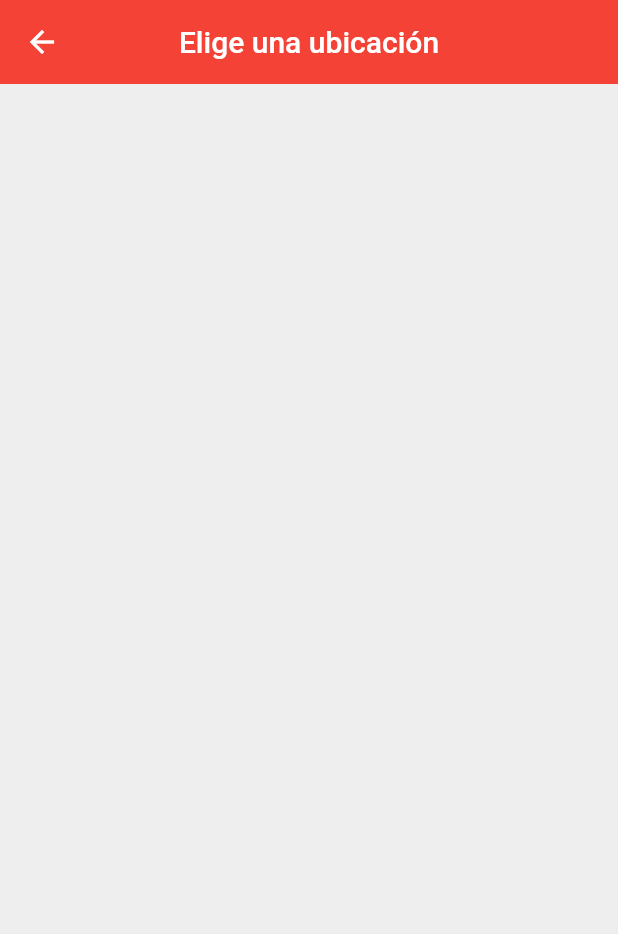
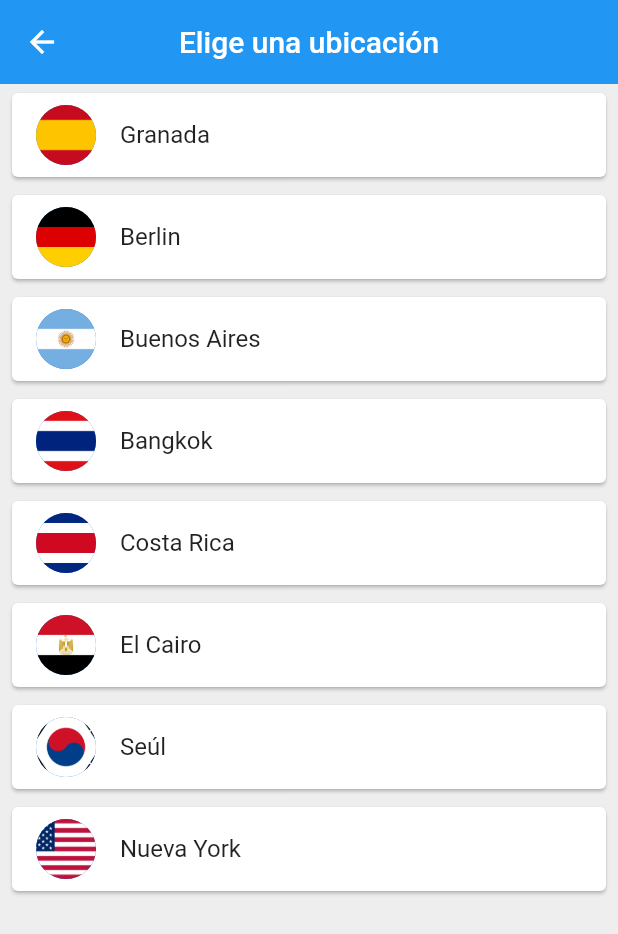
Before and after one commit to AlexMolina08/world_time_app, a Flutter app: the ChooseLocation screen opened by its route, on a phone screen of 412 x 824 dp. Shown: the top 934 px of the screen. Run offline on Flutter 3.47's test engine with Material 2 defaults, Android fonts, the phone set to English and light mode, and no system bars; our stand-ins replace flutter_spinkit; network calls fail.

Commit message:
Añado listView a ventana choose_location

```diff
--- a/lib/pages/choose_location.dart
+++ b/lib/pages/choose_location.dart
@@ -1,10 +1,22 @@
 import 'package:flutter/material.dart';
+import 'package:worldtimeapp/servicios/world_time.dart';
 class ChooseLocation extends StatefulWidget {
   @override
   _ChooseLocationState createState() => _ChooseLocationState();
 }
 
 class _ChooseLocationState extends State<ChooseLocation> {
+
+  List<WorldTime> lugares = [
+    WorldTime(bandera:"spain.png" ,ubicacion: 'Granada' ,url:'Europe/Madrid'),
+    WorldTime(bandera:"alemania.png" ,ubicacion: 'Berlin' ,url:'Europe/Berlin'),
+    WorldTime(bandera:"argentina.png" ,ubicacion: 'Buenos Aires' ,url:'America/Argentina/Buenos_Aires'),
+    WorldTime(bandera:"bangkok.png" ,ubicacion: 'Bangkok' ,url:'Asia/Bangkok'),
+    WorldTime(bandera:"costa_rica.png" ,ubicacion: 'Costa Rica' ,url:'America/Costa_Rica'),
+    WorldTime(bandera:"egipto.png" ,ubicacion: 'El Cairo' ,url:'Africa/Cairo'),
+    WorldTime(bandera:"corea.png" ,ubicacion: 'Seúl' ,url:'Asia/Seoul'),
+    WorldTime(bandera:"usa.png" ,ubicacion: 'Nueva York' ,url:'America/New_York'),
+  ];
 
   @override
   Widget build(BuildContext context) {
@@ -13,9 +25,30 @@ class _ChooseLocationState extends State<ChooseLocation> {
       appBar: AppBar(
         title: Text("Elige una ubicación"),
         centerTitle: true,
-        backgroundColor: Colors.red,
+        backgroundColor: Colors.blue,
         elevation: 0,
       ),
+
+      body: ListView.builder(
+        itemCount: lugares.length,
+        //se utilizará este itembuilder para cada elemento dentro de la lista lugares
+        itemBuilder: (context,index){
+          return Padding(
+            padding: const EdgeInsets.symmetric(vertical:2.0 , horizontal: 4.0),
+            child: Card(
+              child: ListTile(
+                onTap: () {
+                  print(lugares[index].ubicacion);
+                },
+                title: Text(lugares[index].ubicacion),
+                leading: CircleAvatar(backgroundImage: AssetImage('assets/${lugares[index].bandera}')
+              ),
+              )
+            ),
+          );
+        },
+      )
+
     );
   }
 }
--- a/lib/pages/loading.dart
+++ b/lib/pages/loading.dart
@@ -12,7 +12,7 @@ class _LoadingState extends State<Loading> {
 
 
   void setUpWorldTime() async {
-    WorldTime worldTime = WorldTime(bandera:"spain.png" ,ubicacion: 'Granada  ' ,url:'Europe/Madrid');
+    WorldTime worldTime = WorldTime(bandera:"spain.png" ,ubicacion: 'Granada' ,url:'Australia/Sydney');
     await worldTime.getTime();
     //Reemplazamos una ruta por otra (De / a /home)
     Navigator.pushReplacementNamed(context , '/home' , arguments: {
```
Also changed, not shown: lib/pages/home.dart (+15 -5 lines), assets/alemania.jpg (added), assets/alemania.png (added), assets/argentina.png (added), assets/bangcoc.jpg (added), assets/bangkok.png (added), assets/corea.png (added), assets/costa_rica.png (added), assets/egipto.png (added), assets/grecia.png (added), assets/rica.jpg (added), assets/spain.png (added), assets/usa.png (added).
